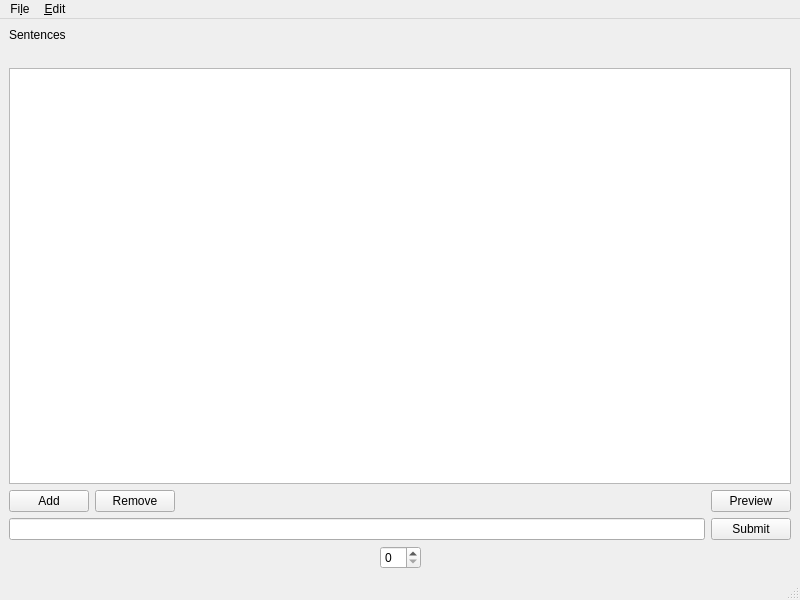
Above: ui/mainwindow.ui from pop123123123/SentenceMixingMaker before the change. Below: the same form after it.
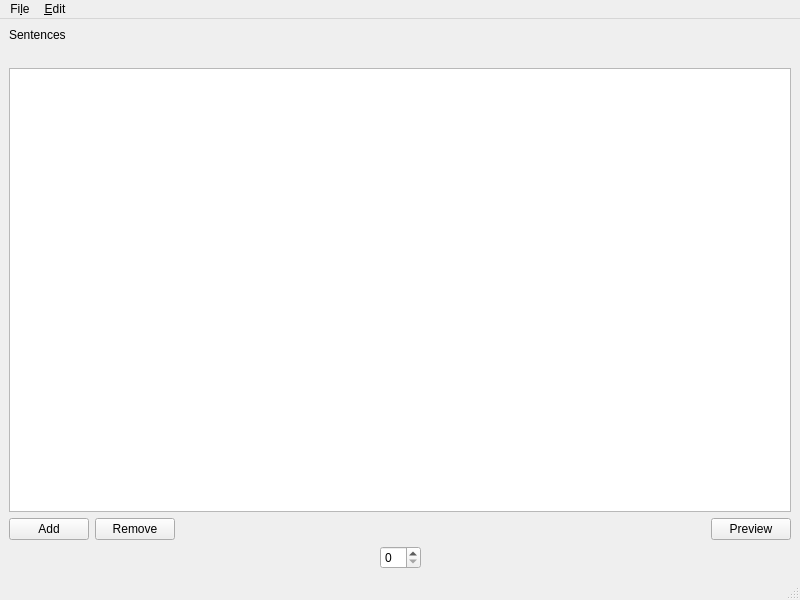
That is the form after the change.

```diff
--- a/ui/mainwindow.ui
+++ b/ui/mainwindow.ui
@@ -109,18 +109,7 @@
      </layout>
     </item>
     <item>
-     <layout class="QHBoxLayout" name="horizontalLayout">
-      <item>
-       <widget class="QLineEdit" name="lineEdit_sentence"/>
-      </item>
-      <item>
-       <widget class="QPushButton" name="pushButton_sentence_edit">
-        <property name="text">
-         <string>Submit</string>
-        </property>
-       </widget>
-      </item>
-     </layout>
+     <layout class="QHBoxLayout" name="horizontalLayout"/>
     </item>
     <item>
      <layout class="QVBoxLayout" name="video_layout">
```
Left out of the diff: 4 changed lines with no effect on the pictures.
